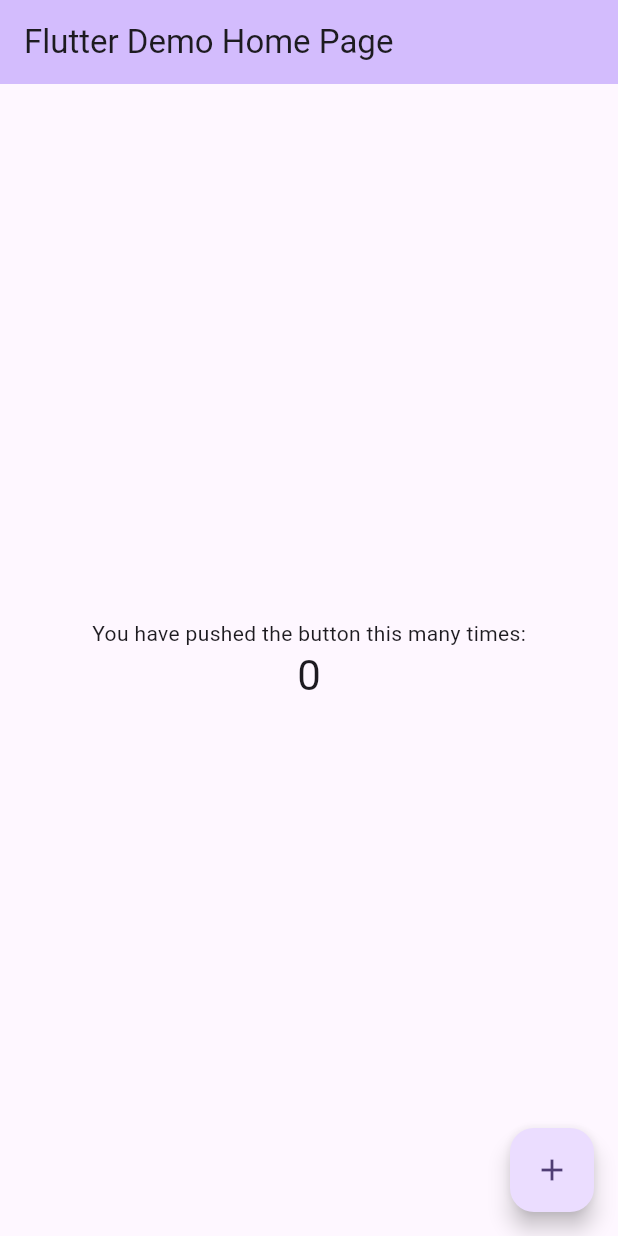
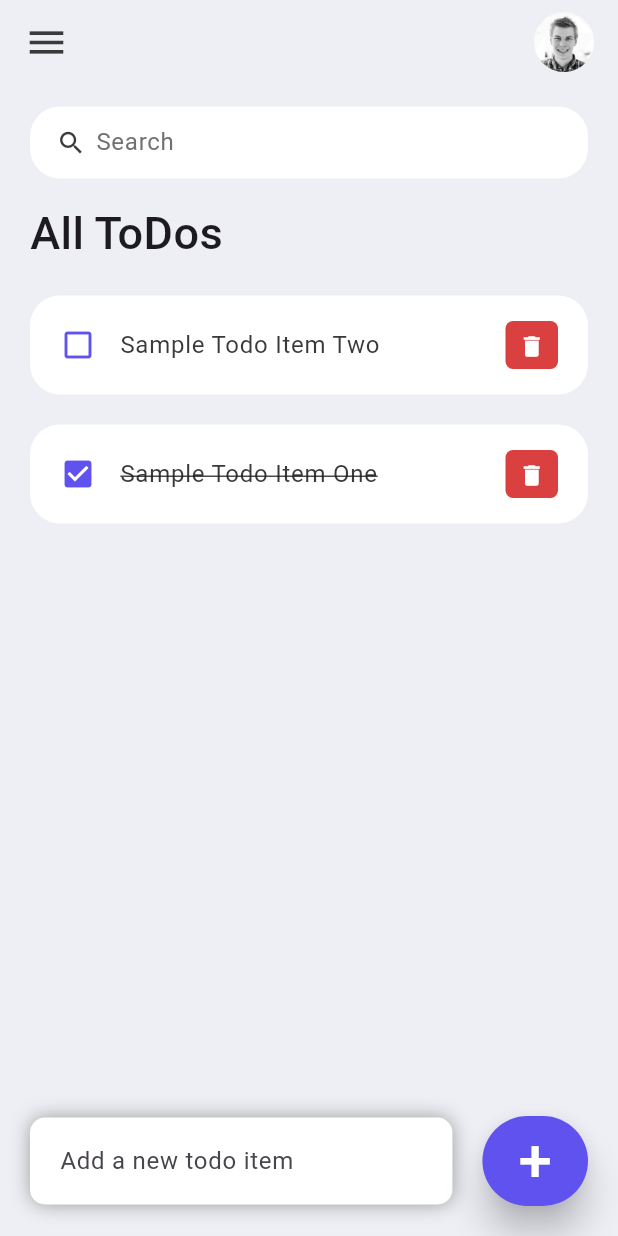
Before and after one commit to Jerald-Joyson/PRODIGY_AD_02, a Flutter app: the screen it shows after launch, on a phone screen of 412 x 824 dp. Run offline on Flutter 3.47's test engine with Material 3 defaults, Android fonts, the phone set to English and light mode, and no system bars.

Commit message:
add delete todo  option in todo app next edit todos

```diff
--- /dev/null
+++ b/lib/constants/colors.dart
@@ -0,0 +1,9 @@
+import 'package:flutter/material.dart';
+
+const Color tdRed = Color(0xFFDA4040);
+const Color tdBlue = Color(0xFF5F52EE);
+
+const Color tdBlack = Color(0xFF3A3A3A);
+const Color tdGrey = Color(0xFF717171);
+
+const Color tdBGColor = Color(0xFFEEEFF5);
--- a/lib/main.dart
+++ b/lib/main.dart
@@ -1,4 +1,7 @@
 import 'package:flutter/material.dart';
+import 'package:flutter/services.dart';
+
+import 'screens/home_screen.dart';
 
 void main() {
   runApp(const MyApp());
@@ -10,116 +13,12 @@ class MyApp extends StatelessWidget {
   // This widget is the root of your application.
   @override
   Widget build(BuildContext context) {
-    return MaterialApp(
-      title: 'Flutter Demo',
-      theme: ThemeData(
-        // This is the theme of your application.
-        //
-        // TRY THIS: Try running your application with "flutter run". You'll see
-        // the application has a purple toolbar. Then, without quitting the app,
-        // try changing the seedColor in the colorScheme below to Colors.green
-        // and then invoke "hot reload" (save your changes or press the "hot
-        // reload" button in a Flutter-supported IDE, or press "r" if you used
-        // the command line to start the app).
-        //
-        // Notice that the counter didn't reset back to zero; the application
-        // state is not lost during the reload. To reset the state, use hot
-        // restart instead.
-        //
-        // This works for code too, not just values: Most code changes can be
-        // tested with just a hot reload.
-        colorScheme: ColorScheme.fromSeed(seedColor: Colors.deepPurple),
-        useMaterial3: true,
-      ),
-      home: const MyHomePage(title: 'Flutter Demo Home Page'),
+    SystemChrome.setSystemUIOverlayStyle(
+        const SystemUiOverlayStyle(statusBarColor: Colors.transparent));
+    return const MaterialApp(
+      debugShowCheckedModeBanner: false,
+      title: 'ToDo App',
+      home: ScreenHome(),
     );
   }
 }
-
-class MyHomePage extends StatefulWidget {
-  const MyHomePage({super.key, required this.title});
-
-  // This widget is the home page of your application. It is stateful, meaning
-  // that it has a State object (defined below) that contains fields that affect
-  // how it looks.
-
-  // This class is the configuration for the state. It holds the values (in this
-  // case the title) provided by the parent (in this case the App widget) and
-  // used by the build method of the State. Fields in a Widget subclass are
-  // always marked "final".
-
-  final String title;
-
-  @override
-  State<MyHomePage> createState() => _MyHomePageState();
-}
-
-class _MyHomePageState extends State<MyHomePage> {
-  int _counter = 0;
-
-  void _incrementCounter() {
-    setState(() {
-      // This call to setState tells the Flutter framework that something has
-      // changed in this State, which causes it to rerun the build method below
-      // so that the display can reflect the updated values. If we changed
-      // _counter without calling setState(), then the build method would not be
-      // called again, and so nothing would appear to happen.
-      _counter++;
-    });
-  }
-
-  @override
-  Widget build(BuildContext context) {
-    // This method is rerun every time setState is called, for instance as done
-    // by the _incrementCounter method above.
-    //
-    // The Flutter framework has been optimized to make rerunning build methods
-    // fast, so that you can just rebuild anything that needs updating rather
-    // than having to individually change instances of widgets.
-    return Scaffold(
-      appBar: AppBar(
-        // TRY THIS: Try changing the color here to a specific color (to
-        // Colors.amber, perhaps?) and trigger a hot reload to see the AppBar
-        // change color while the other colors stay the same.
-        backgroundColor: Theme.of(context).colorScheme.inversePrimary,
-        // Here we take the value from the MyHomePage object that was created by
-        // the App.build method, and use it to set our appbar title.
-        title: Text(widget.title),
-      ),
-      body: Center(
-        // Center is a layout widget. It takes a single child and positions it
-        // in the middle of the parent.
-        child: Column(
-          // Column is also a layout widget. It takes a list of children and
-          // arranges them vertically. By default, it sizes itself to fit its
-          // children horizontally, and tries to be as tall as its parent.
-          //
-          // Column has various properties to control how it sizes itself and
-          // how it positions its children. Here we use mainAxisAlignment to
-          // center the children vertically; the main axis here is the vertical
-          // axis because Columns are vertical (the cross axis would be
-          // horizontal).
-          //
-          // TRY THIS: Invoke "debug painting" (choose the "Toggle Debug Paint"
-          // action in the IDE, or press "p" in the console), to see the
-          // wireframe for each widget.
-          mainAxisAlignment: MainAxisAlignment.center,
-          children: <Widget>[
-            const Text(
-              'You have pushed the button this many times:',
-            ),
-            Text(
-              '$_counter',
-              style: Theme.of(context).textTheme.headlineMedium,
-            ),
-          ],
-        ),
-      ),
-      floatingActionButton: FloatingActionButton(
-        onPressed: _incrementCounter,
-        tooltip: 'Increment',
-        child: const Icon(Icons.add),
-      ), // This trailing comma makes auto-formatting nicer for build methods.
-    );
-  }
-}
--- /dev/null
+++ b/lib/model/todo.dart
@@ -0,0 +1,18 @@
+class ToDo {
+  String? id;
+  String? todoText;
+  bool isDone;
+
+  ToDo({
+    required this.id,
+    required this.todoText,
+    this.isDone = false,
+  });
+
+  static List<ToDo> todoList() {
+    return [
+      ToDo(id: '01', todoText: 'Sample Todo Item One', isDone: true),
+      ToDo(id: '02', todoText: 'Sample Todo Item Two')
+    ];
+  }
+}
--- /dev/null
+++ b/lib/screens/home_screen.dart
@@ -0,0 +1,225 @@
+import 'package:flutter/material.dart';
+
+import '../model/todo.dart';
+import '../constants/colors.dart';
+import '../widgets/todo_items.dart';
+
+class ScreenHome extends StatefulWidget {
+  const ScreenHome({super.key});
+
+  @override
+  State<ScreenHome> createState() => _ScreenHomeState();
+}
+
+class _ScreenHomeState extends State<ScreenHome> {
+  final todoList = ToDo.todoList();
+  List<ToDo> _foundToDo = [];
+  final _todoController = TextEditingController();
+
+  @override
+  void initState() {
+    _foundToDo = todoList;
+    super.initState();
+  }
+
+  @override
+  Widget build(BuildContext context) {
+    return Scaffold(
+      backgroundColor: tdBGColor,
+      appBar: _buildAppBar(),
+      body: Stack(
+        children: [
+          Container(
+            padding: const EdgeInsets.symmetric(
+              horizontal: 20,
+              vertical: 15,
+            ),
+            child: Column(
+              children: [
+                searchBox(),
+                Expanded(
+                  child: ListView(
+                    children: [
+                      Container(
+                        margin: const EdgeInsets.only(
+                          top: 15,
+                          bottom: 20,
+                        ),
+                        child: const Text(
+                          'All ToDos',
+                          style: TextStyle(
+                            fontSize: 30,
+                            fontWeight: FontWeight.w500,
+                          ),
+                        ),
+                      ),
+                      for (ToDo todoo in _foundToDo.reversed)
+                        ToDoItem(
+                          todo: todoo,
+                          onToDoChanged: _handleToDoChange,
+                          onDeleteItem: _deleteToDoItem,
+                        ),
+                    ],
+                  ),
+                )
+              ],
+            ),
+          ),
+          Align(
+            alignment: Alignment.bottomCenter,
+            child: Row(
+              children: [
+                Expanded(
+                  child: Container(
+                    margin: const EdgeInsets.only(
+                      bottom: 20,
+                      right: 20,
+                      left: 20,
+                    ),
+                    padding: const EdgeInsets.symmetric(
+                      horizontal: 20,
+                      vertical: 5,
+                    ),
+                    decoration: BoxDecoration(
+                      color: Colors.white,
+                      boxShadow: const [
+                        BoxShadow(
+                          color: Colors.grey,
+                          offset: Offset(0.0, 0.0),
+                          blurRadius: 10.0,
+                          spreadRadius: 0.0,
+                        ),
+                      ],
+                      borderRadius: BorderRadius.circular(10),
+                    ),
+                    child: TextField(
+                      controller: _todoController,
+                      decoration: const InputDecoration(
+                        hintText: 'Add a new todo item',
+                        border: InputBorder.none,
+                      ),
+                    ),
+                  ),
+                ),
+                Container(
+                  margin: const EdgeInsets.only(
+                    bottom: 20,
+                    right: 20,
+                  ),
+                  child: ElevatedButton(
+                    onPressed: () {
+                      _addToDoItem(_todoController.text);
+                    },
+                    style: ElevatedButton.styleFrom(
+                      backgroundColor: tdBlue,
+                      minimumSize: const Size(60, 60),
+                      elevation: 10,
+                    ),
+                    child: const Text(
+                      '+',
+                      style: TextStyle(
+                        fontSize: 40,
+                        color: Colors.white
+                      ),
+                    ),
+                  ),
+                )
+              ],
+            ),
+          )
+        ],
+      ),
+    );
+  }
+
+  void _handleToDoChange(ToDo todo) {
+    setState(() {
+      todo.isDone = !todo.isDone;
+    });
+  }
+
+  void _deleteToDoItem(String id) {
+    setState(() {
+      todoList.removeWhere((item) => item.id == id);
+    });
+  }
+
+  void _addToDoItem(String todo) {
+    setState(() {
+      todoList.add(ToDo(
+        id: DateTime.now().microsecondsSinceEpoch.toString(),
+        todoText: todo,
+      ));
+    });
+    _todoController.clear();
+  }
+
+  void _runFilter(String enteredKey) {
+    List<ToDo> results = [];
+    if (enteredKey.isEmpty) {
+      results = todoList;
+    } else {
+      results = todoList
+          .where((element) => element.todoText!
+              .toLowerCase()
+              .contains(enteredKey.toLowerCase()))
+          .toList();
+    }
+    setState(() {
+      _foundToDo = results;
+    });
+  }
+
+  Widget searchBox() {
+    return Container(
+      padding: const EdgeInsets.symmetric(horizontal: 15),
+      decoration: BoxDecoration(
+        color: Colors.white,
+        borderRadius: BorderRadius.circular(20),
+      ),
+      child: TextField(
+        onChanged: (value) => _runFilter(value),
+        decoration: const InputDecoration(
+          contentPadding: EdgeInsets.all(0),
+          prefixIcon: Icon(
+            Icons.search,
+            color: tdBlack,
+            size: 20,
+          ),
+          prefixIconConstraints: BoxConstraints(
+            maxHeight: 20,
+            minWidth: 25,
+          ),
+          border: InputBorder.none,
+          hintText: 'Search',
+          hintStyle: TextStyle(color: tdGrey),
+        ),
+      ),
+    );
+  }
+
+  AppBar _buildAppBar() {
+    return AppBar(
+      elevation: 0,
+      backgroundColor: tdBGColor,
+      title: Row(
+        mainAxisAlignment: MainAxisAlignment.spaceBetween,
+        children: [
+          const Icon(
+            Icons.menu,
+            color: tdBlack,
+            size: 30,
+          ),
+          SizedBox(
+            height: 40,
+            width: 40,
+            child: ClipRRect(
+              borderRadius: BorderRadius.circular(20),
+              child: Image.asset('assets/images/person.jpeg'),
+            ),
+          ),
+        ],
+      ),
+    );
+  }
+}
--- /dev/null
+++ b/lib/widgets/todo_items.dart
@@ -0,0 +1,65 @@
+import 'package:flutter/material.dart';
+import '../model/todo.dart';
+import '../constants/colors.dart';
+
+class ToDoItem extends StatelessWidget {
+  final ToDo todo;
+  final onToDoChanged;
+  final onDeleteItem;
+
+  const ToDoItem({
+    super.key,
+    required this.todo,
+    required this.onToDoChanged,
+    required this.onDeleteItem,
+  });
+
+  @override
+  Widget build(BuildContext context) {
+    return Container(
+      margin: const EdgeInsets.only(bottom: 20),
+      child: ListTile(
+        onTap: () {
+          // print('Clicked on ToDo Item');
+          onToDoChanged(todo);
+        },
+        shape: RoundedRectangleBorder(
+          borderRadius: BorderRadius.circular(20),
+        ),
+        contentPadding: const EdgeInsets.symmetric(horizontal: 20, vertical: 5),
+        tileColor: Colors.white,
+        leading: Icon(
+          todo.isDone ? Icons.check_box : Icons.check_box_outline_blank,
+          color: tdBlue,
+        ),
+        title: Text(
+          todo.todoText!,
+          style: TextStyle(
+            fontSize: 16,
+            color: tdBlack,
+            decoration: todo.isDone ? TextDecoration.lineThrough : null,
+          ),
+        ),
+        trailing: Container(
+          padding: const EdgeInsets.all(0),
+          margin: const EdgeInsets.symmetric(vertical: 12),
+          height: 35,
+          width: 35,
+          decoration: BoxDecoration(
+            color: tdRed,
+            borderRadius: BorderRadius.circular(5),
+          ),
+          child: IconButton(
+            color: Colors.white,
+            onPressed: () {
+              // print('Clicked on ToDo Delete Item');
+              onDeleteItem(todo.id);
+            },
+            iconSize: 18,
+            icon: const Icon(Icons.delete),
+          ),
+        ),
+      ),
+    );
+  }
+}
--- a/pubspec.yaml
+++ b/pubspec.yaml
@@ -59,9 +59,9 @@ flutter:
   uses-material-design: true
 
   # To add assets to your application, add an assets section, like this:
-  # assets:
-  #   - images/a_dot_burr.jpeg
-  #   - images/a_dot_ham.jpeg
+  assets:
+    - assets/images/
+    - assets/icons/
 
   # An image asset can refer to one or more resolution-specific "variants", see
   # https://flutter.dev/assets-and-images/#resolution-aware
```
Also changed, not shown: assets/images/person.jpeg (added), 1 other file.
